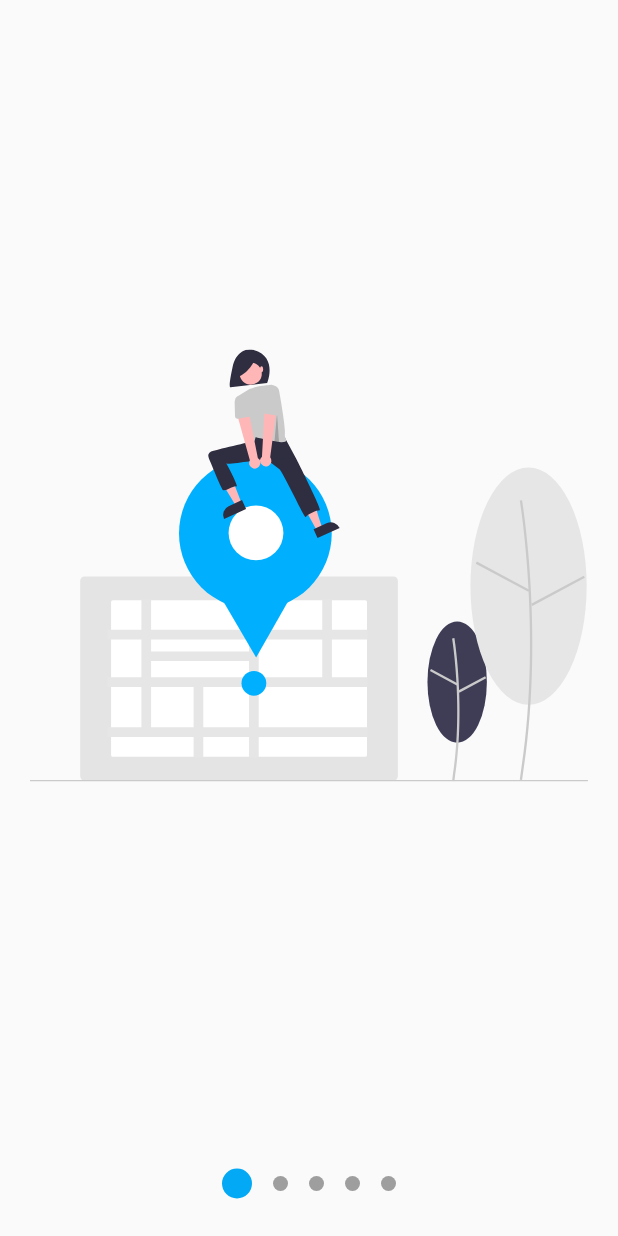
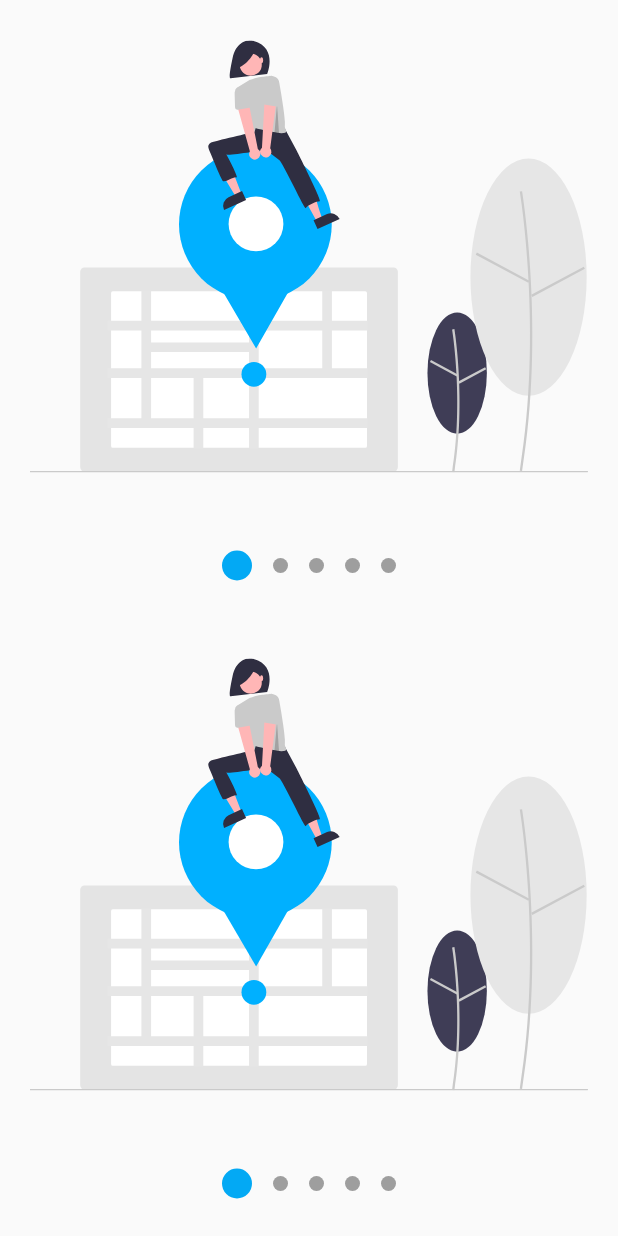
Before and after one commit to asaek/backgrounds_custom_painter, a Flutter app: the screen it shows after launch, on a phone screen of 412 x 824 dp. Run offline on Flutter 3.47's test engine with Material 2 defaults, Android fonts, the phone set to English and light mode, and no system bars; our stand-ins replace flutter_svg.

Commit message:
Finalizacion del ejercicio

```diff
--- a/lib/screens/slideshow2_screen.dart
+++ b/lib/screens/slideshow2_screen.dart
@@ -6,7 +6,22 @@ class SlideShowScreen2 extends StatelessWidget {
   @override
   Widget build(BuildContext context) {
     return Scaffold(
-      body: SlideShowList(
+      body: Column(children: [
+        Expanded(child: MiSlideshow()),
+        Expanded(child: MiSlideshow()),
+      ]),
+    );
+  }
+}
+
+class MiSlideshow extends StatelessWidget {
+  const MiSlideshow({
+    Key? key,
+  }) : super(key: key);
+
+  @override
+  Widget build(BuildContext context) {
+    return SlideShowList(
       dotActivo: 20,
       dotDesactivado: 10,
       // dotsArriba: true,
@@ -20,7 +35,6 @@ class SlideShowScreen2 extends StatelessWidget {
         SvgPicture.asset('assets/slice4.svg'),
         SvgPicture.asset('assets/slice1.svg'),
       ],
-      ),
     );
   }
 }
```
Lines whose indentation alone changed are shown as unchanged.
